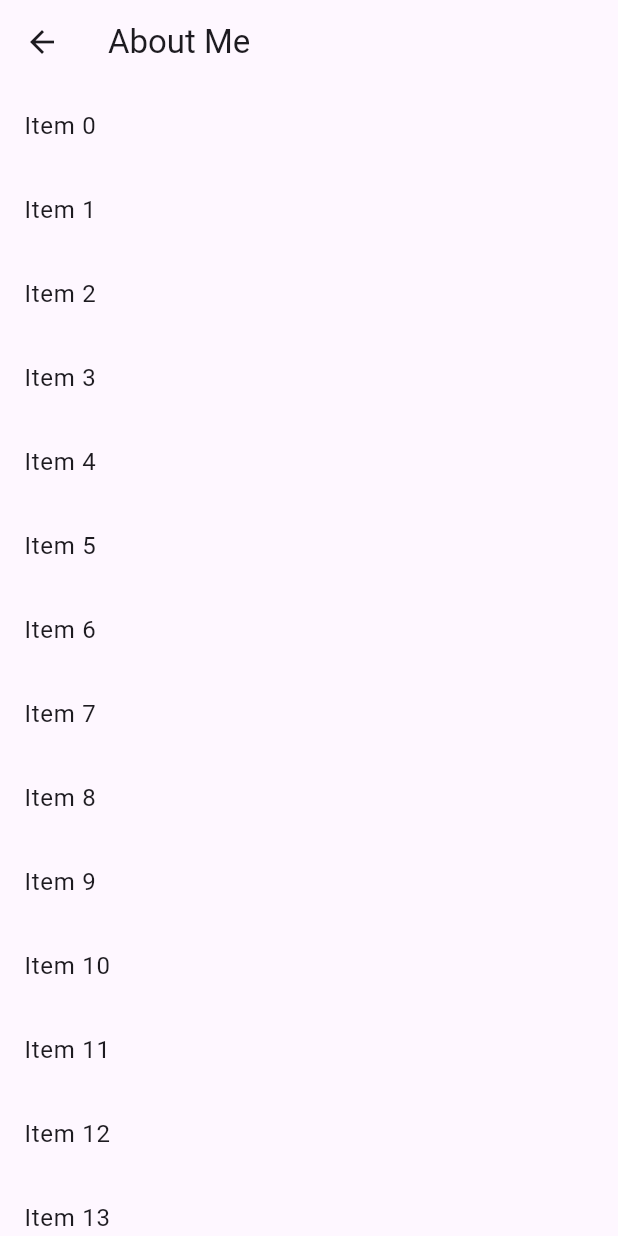
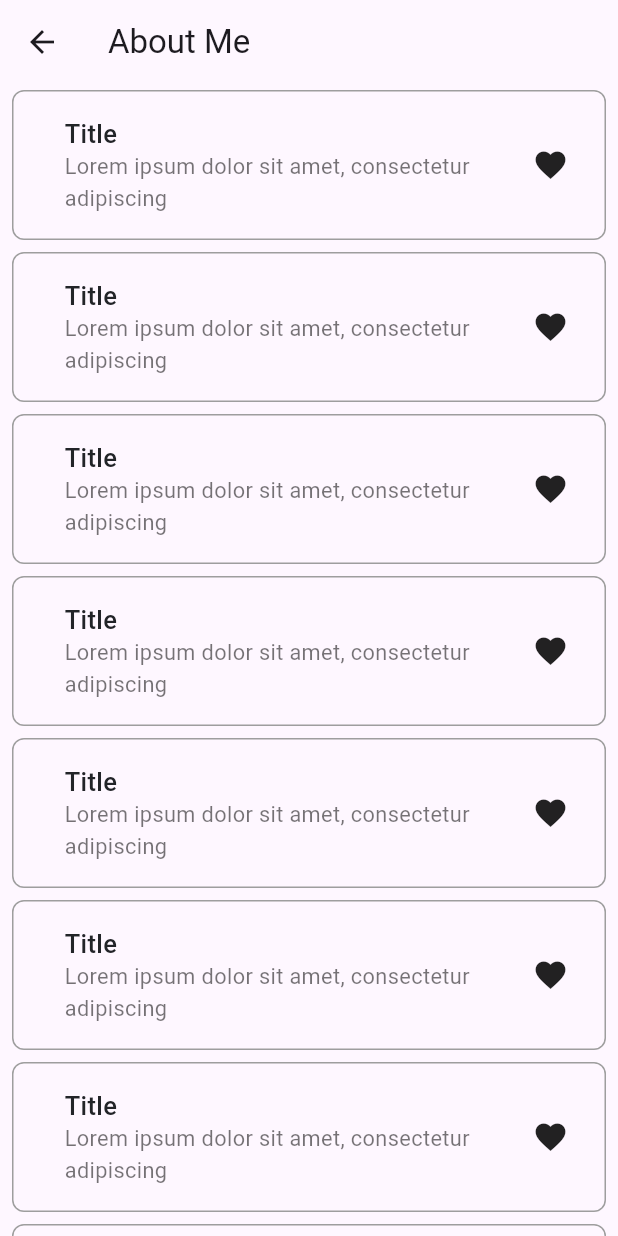
Before and after one commit to Lynnn01/flutter_learning, a Flutter app: the AboutPage screen opened directly, on a phone screen of 412 x 824 dp. Run offline on Flutter 3.47's test engine with Material 3 defaults, Android fonts, the phone set to English and light mode, and no system bars; drawn by our look-alikes of getwidget; our stand-ins replace get; network calls fail.

```diff
--- a/lib/about.dart
+++ b/lib/about.dart
@@ -1,5 +1,6 @@
 import 'package:flutter/material.dart';
 import 'package:get/route_manager.dart';
+import 'package:getwidget/getwidget.dart';
 
 class AboutPage extends StatefulWidget {
   const AboutPage({super.key});
@@ -18,12 +19,19 @@ class _AboutPageState extends State<AboutPage> {
       ),
       body: ListView.builder(
         itemCount: items.length,
-        prototypeItem: ListTile(
-          title: Text(items.first),
-        ),
         itemBuilder: (context, index) {
-          return ListTile(
-            title: Text(items[index]),
+          return Container(
+            margin: const EdgeInsets.symmetric(vertical: 4, horizontal: 8),
+            decoration: BoxDecoration(
+              border: Border.all(color: Colors.grey),
+              borderRadius: BorderRadius.circular(8),
+            ),
+            child: const GFListTile(
+              titleText: 'Title',
+              subTitleText:
+                  'Lorem ipsum dolor sit amet, consectetur adipiscing',
+              icon: Icon(Icons.favorite),
+            ),
           );
         },
       ),
--- a/pubspec.yaml
+++ b/pubspec.yaml
@@ -35,6 +35,7 @@ dependencies:
   # Use with the CupertinoIcons class for iOS style icons.
   cupertino_icons: ^1.0.6
   get: ^4.6.6
+  getwidget: ^4.0.0
 
 dev_dependencies:
   flutter_test:
```
